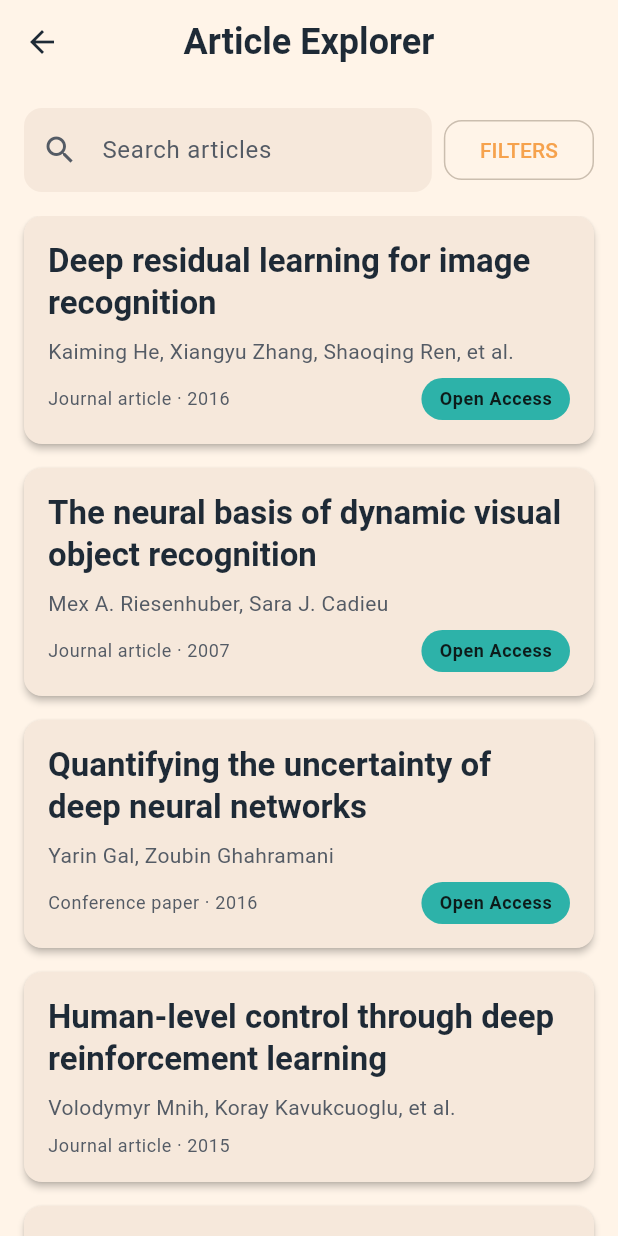
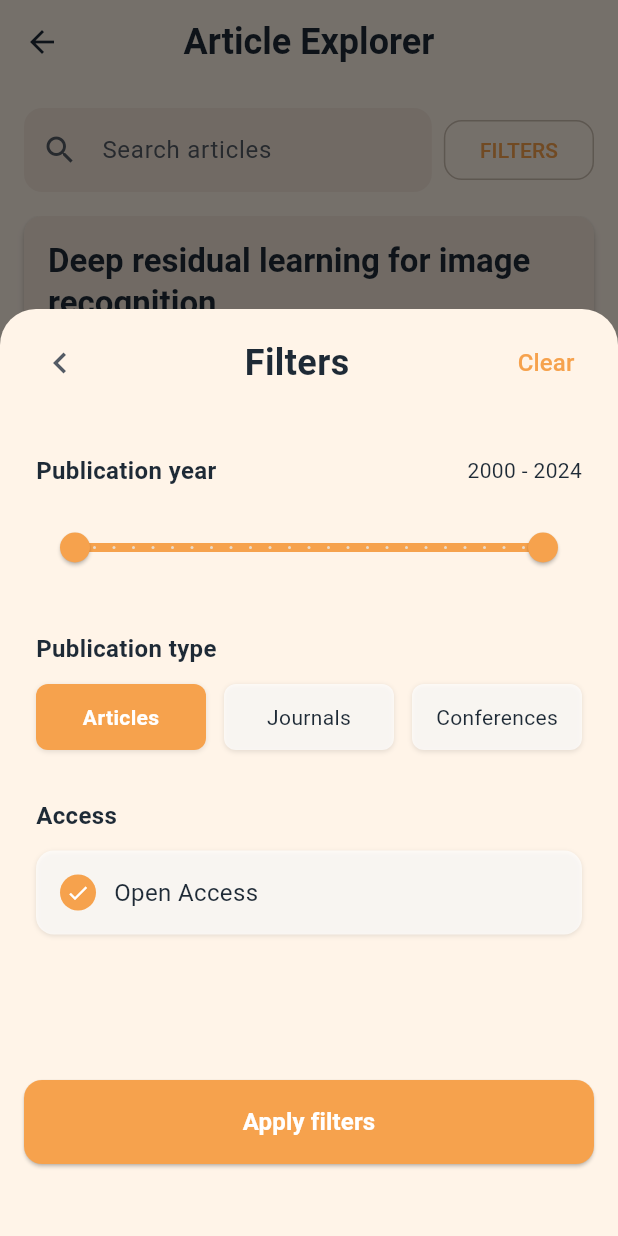
Before and after one commit to MateoManolio/artemis_app, a Flutter app: the ArticlesPage screen opened by its route, after a tap on "FILTERS", on a phone screen of 412 x 824 dp. Run offline on Flutter 3.47's test engine with Material 3 defaults, Android fonts, the light colour scheme and no system bars; our stand-ins replace cached_network_image, firebase_auth, firebase_core, flutter_riverpod, go_router, google_sign_in and 1 more; accounts and stored records are empty; generated files the repository leaves out were written again.

Commit message:
:bug: minor fixes

```diff
--- a/lib/src/presentation/pages/articles/articles_page.dart
+++ b/lib/src/presentation/pages/articles/articles_page.dart
@@ -1,5 +1,6 @@
 import 'package:flutter/material.dart';
 import 'package:go_router/go_router.dart';
+import '../../widgets/filter_modal.dart';
 import 'widgets/articles_header.dart';
 import 'widgets/articles_list.dart';
 
@@ -20,7 +21,7 @@ class _ArticlesPageState extends State<ArticlesPage> {
   }
 
   void _onFiltersPressed() {
-    // TODO: Implement filter modal
+    FilterModal.show(context);
   }
 
   void _onArticleTap(int index) {
--- /dev/null
+++ b/lib/src/presentation/widgets/custom_modal.dart
@@ -0,0 +1,78 @@
+import 'package:flutter/material.dart';
+
+class CustomModal extends StatelessWidget {
+  final Widget child;
+  final double heightRatio;
+  final String? title;
+  final Widget? headerActions;
+  final Widget? footer;
+
+  const CustomModal({
+    super.key,
+    required this.child,
+    this.heightRatio = 0.75,
+    this.title,
+    this.headerActions,
+    this.footer,
+  });
+
+  @override
+  Widget build(BuildContext context) {
+    final theme = Theme.of(context);
+    final screenHeight = MediaQuery.of(context).size.height;
+
+    return Container(
+      height: screenHeight * heightRatio,
+      decoration: BoxDecoration(
+        color: theme.colorScheme.surface,
+        borderRadius: const BorderRadius.only(
+          topLeft: Radius.circular(24.0),
+          topRight: Radius.circular(24.0),
+        ),
+      ),
+      child: Column(
+        children: [
+          if (title != null || headerActions != null)
+            _buildHeader(context, theme),
+
+          Expanded(child: child),
+
+          if (footer != null) footer!,
+        ],
+      ),
+    );
+  }
+
+  Widget _buildHeader(BuildContext context, ThemeData theme) {
+    return Padding(
+      padding: const EdgeInsets.symmetric(
+        horizontal: 16.0,
+        vertical: 12.0,
+      ),
+      child: Row(
+        mainAxisAlignment: MainAxisAlignment.spaceBetween,
+        children: [
+          IconButton(
+            icon: const Icon(Icons.chevron_left, size: 28),
+            onPressed: () => Navigator.of(context).pop(),
+          ),
+          if (title != null)
+            Text(
+              title!,
+              style: TextStyle(
+                fontSize: 24.0,
+                fontWeight: FontWeight.bold,
+                color: theme.colorScheme.onSurface,
+              ),
+            )
+          else
+            const SizedBox.shrink(),
+          if (headerActions != null)
+            headerActions!
+          else
+            const SizedBox.shrink(),
+        ],
+      ),
+    );
+  }
+}
--- a/lib/src/presentation/widgets/filter_modal.dart
+++ b/lib/src/presentation/widgets/filter_modal.dart
@@ -1,4 +1,5 @@
 import 'package:flutter/material.dart';
+import 'custom_modal.dart';
 
 class FilterModal extends StatefulWidget {
   const FilterModal({super.key});
@@ -21,7 +22,6 @@ class FilterModal extends StatefulWidget {
 
 class _FilterModalState extends State<FilterModal> {
   // Layout constants
-  static const double _modalHeightRatio = 0.75;
   static const double _spacingSmall = 12.0;
   static const double _spacingMedium = 16.0;
   static const double _spacingLarge = 24.0;
@@ -30,17 +30,14 @@ class _FilterModalState extends State<FilterModal> {
   // Border radius constants
   static const double _radiusSmall = 8.0;
   static const double _radiusMedium = 12.0;
-  static const double _radiusLarge = 24.0;
 
   // Font size constants
   static const double _fontSizeSmall = 14.0;
   static const double _fontSizeMedium = 16.0;
-  static const double _fontSizeLarge = 24.0;
 
   // Icon and component sizes
   static const double _iconSizeSmall = 16.0;
   static const double _iconSizeMedium = 24.0;
-  static const double _iconSizeLarge = 28.0;
   static const double _buttonHeight = 56.0;
 
   // Year range constants
@@ -57,23 +54,11 @@ class _FilterModalState extends State<FilterModal> {
   @override
   Widget build(BuildContext context) {
     final theme = Theme.of(context);
-    final screenHeight = MediaQuery.of(context).size.height;
 
-    return Container(
-      height: screenHeight * _modalHeightRatio,
-      decoration: BoxDecoration(
-        color: theme.colorScheme.surface,
-        borderRadius: BorderRadius.only(
-          topLeft: Radius.circular(_radiusLarge),
-          topRight: Radius.circular(_radiusLarge),
-        ),
-      ),
-      child: Column(
-        children: [
-          // Header
-          _buildHeader(context, theme),
-
-          Expanded(
+    return CustomModal(
+      title: 'Filters',
+      headerActions: _buildClearButton(context, theme),
+      footer: _buildFooter(context, theme),
       child: SingleChildScrollView(
         padding: EdgeInsets.all(_spacingLarge),
         child: Column(
@@ -94,39 +79,11 @@ class _FilterModalState extends State<FilterModal> {
           ],
         ),
       ),
-          ),
-
-          // Apply filters button
-          _buildApplyButton(context, theme),
-
-          SizedBox(height: _spacingXLarge),
-        ],
-      ),
     );
   }
 
-  Widget _buildHeader(BuildContext context, ThemeData theme) {
-    return Padding(
-      padding: EdgeInsets.symmetric(
-        horizontal: _spacingMedium,
-        vertical: _spacingSmall,
-      ),
-      child: Row(
-        mainAxisAlignment: MainAxisAlignment.spaceBetween,
-        children: [
-          IconButton(
-            icon: Icon(Icons.chevron_left, size: _iconSizeLarge),
-            onPressed: () => Navigator.of(context).pop(),
-          ),
-          Text(
-            'Filters',
-            style: TextStyle(
-              fontSize: _fontSizeLarge,
-              fontWeight: FontWeight.bold,
-              color: theme.colorScheme.onSurface,
-            ),
-          ),
-          TextButton(
+  Widget _buildClearButton(BuildContext context, ThemeData theme) {
+    return TextButton(
       onPressed: () {
         setState(() {
           _startYear = _minYear;
@@ -143,9 +100,15 @@ class _FilterModalState extends State<FilterModal> {
           fontWeight: FontWeight.w500,
         ),
       ),
-          ),
+    );
+  }
+
+  Widget _buildFooter(BuildContext context, ThemeData theme) {
+    return Column(
+      children: [
+        _buildApplyButton(context, theme),
+        SizedBox(height: _spacingXLarge),
       ],
-      ),
     );
   }
 
```
Also changed, not shown: lib/src/presentation/pages/home/home_page.dart (+7 -2 lines), lib/src/presentation/pages/home/widgets/look_article.dart (deleted, +0 -28 lines). Lines whose indentation alone changed are shown as unchanged.
